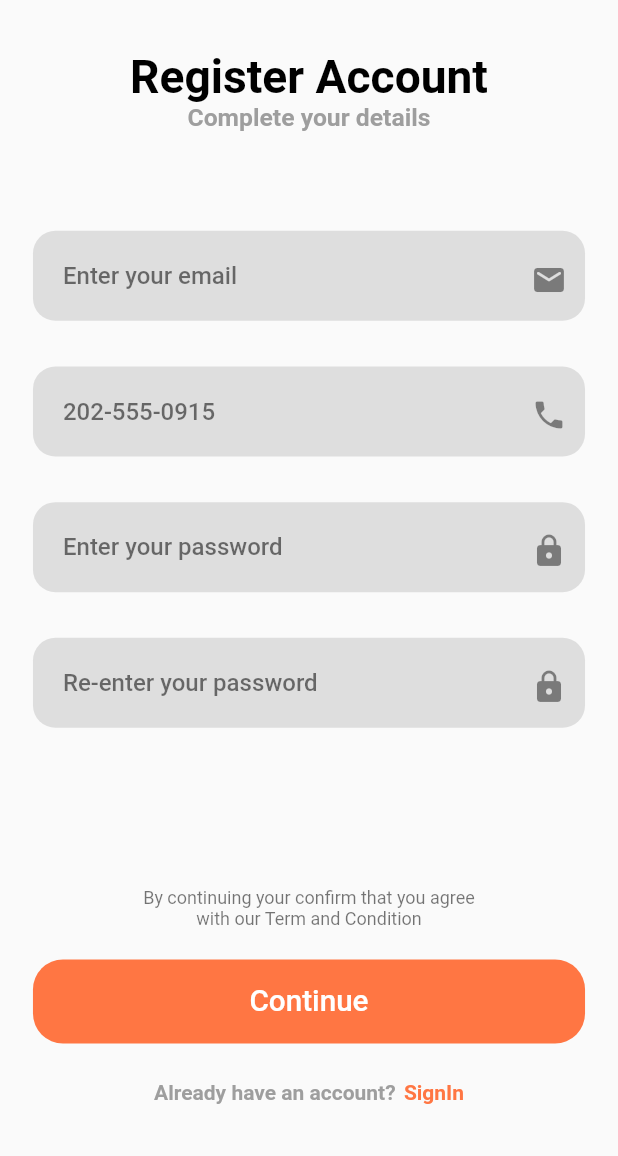
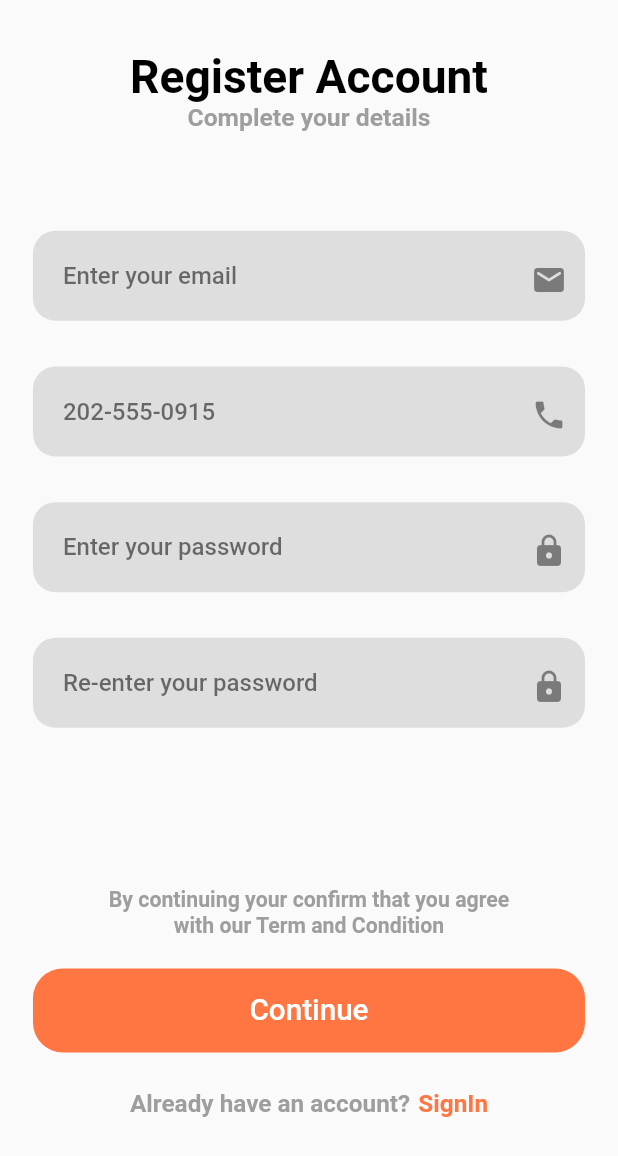
Before and after one commit to Arjun544/auth_ui, a Flutter app: the screen it shows after launch, after a tap on "SignUp", on a phone screen of 412 x 824 dp. Shown: the top 1156 px of the screen. Run offline on Flutter 3.47's test engine with Material 2 defaults, Android fonts, the phone set to English and light mode, and no system bars.

Commit message:
first commit

```diff
--- a/lib/screens/signIn_screen.dart
+++ b/lib/screens/signIn_screen.dart
@@ -86,7 +86,9 @@ class _SignInScreenState extends State<SignInScreen> {
                     Text(
                       "Don't have an account?",
                       style: TextStyle(
-                          color: Colors.grey, fontWeight: FontWeight.w600),
+                          fontSize: getProportionateScreenHeight(16),
+                          color: Colors.grey,
+                          fontWeight: FontWeight.w600),
                     ),
                     SizedBox(width: getProportionateScreenWidth(5)),
                     GestureDetector(
@@ -99,7 +101,9 @@ class _SignInScreenState extends State<SignInScreen> {
                       child: Text(
                         "SignUp",
                         style: TextStyle(
-                            color: kPrimaryColor, fontWeight: FontWeight.w600),
+                            fontSize: getProportionateScreenHeight(16),
+                            color: kPrimaryColor,
+                            fontWeight: FontWeight.w600),
                       ),
                     ),
                   ],
--- a/lib/screens/signUp_screen.dart
+++ b/lib/screens/signUp_screen.dart
@@ -82,7 +82,10 @@ class _SignUpScreenState extends State<SignUpScreen> {
                   Text(
                     'By continuing your confirm that you agree \nwith our Term and Condition',
                     textAlign: TextAlign.center,
-                    style: Theme.of(context).textTheme.caption,
+                    style: TextStyle(
+                        fontSize: getProportionateScreenHeight(14),
+                        color: Colors.grey,
+                        fontWeight: FontWeight.w600),
                   ),
                   SizedBox(height: 20),
                   DefaultButton(
@@ -101,7 +104,9 @@ class _SignUpScreenState extends State<SignUpScreen> {
                       Text(
                         "Already have an account?",
                         style: TextStyle(
-                            color: Colors.grey, fontWeight: FontWeight.w600),
+                            fontSize: getProportionateScreenHeight(16),
+                            color: Colors.grey,
+                            fontWeight: FontWeight.w600),
                       ),
                       SizedBox(width: getProportionateScreenWidth(5)),
                       GestureDetector(
@@ -111,6 +116,7 @@ class _SignUpScreenState extends State<SignUpScreen> {
                         child: Text(
                           "SignIn",
                           style: TextStyle(
+                              fontSize: getProportionateScreenHeight(16),
                               color: kPrimaryColor,
                               fontWeight: FontWeight.w600),
                         ),
```
